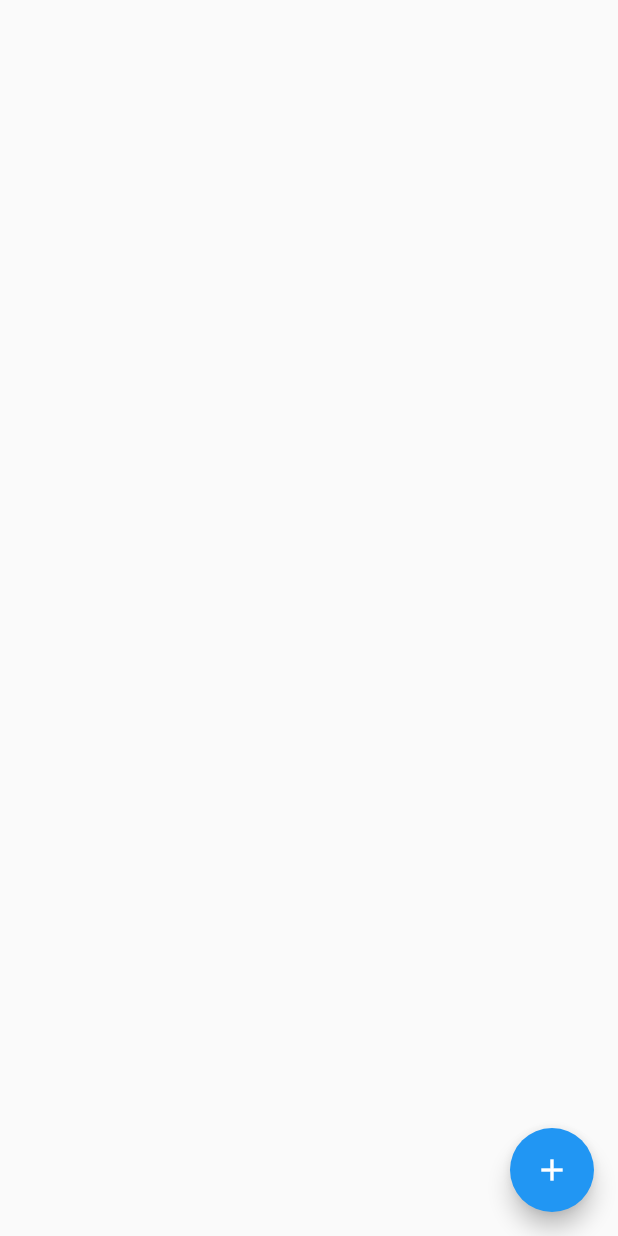
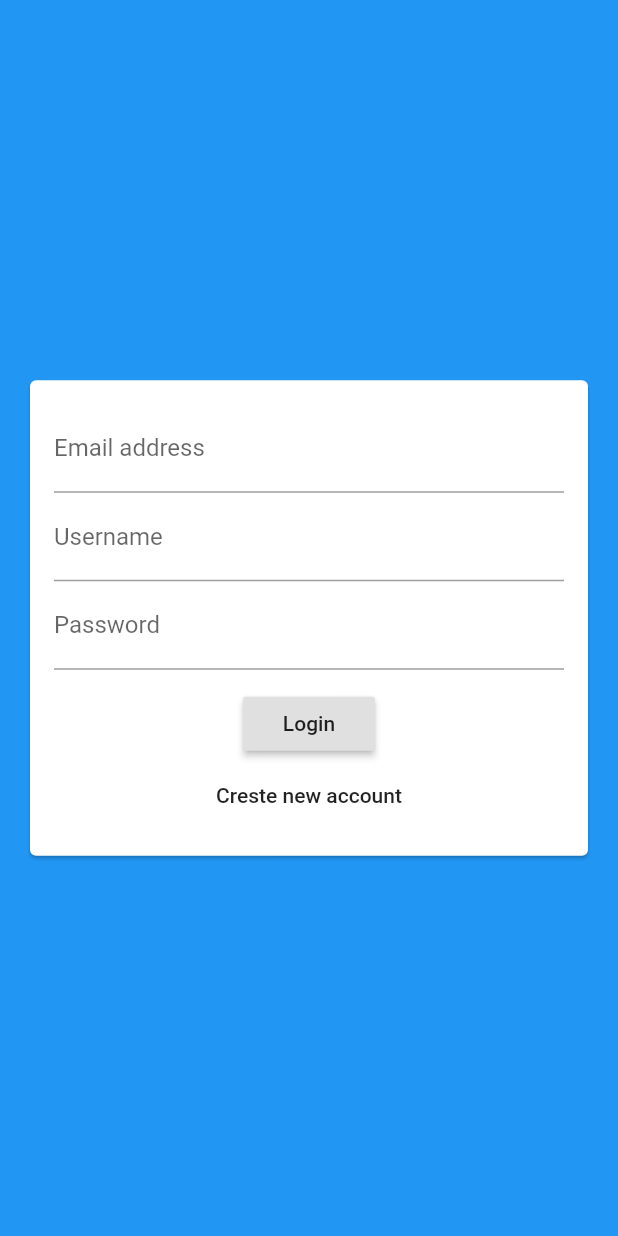
Before and after one commit to MohamedAlyLoutfy/Chat_app, a Flutter app: the screen it shows after launch, on a phone screen of 412 x 824 dp. Run offline on Flutter 3.47's test engine with Material 2 defaults, Android fonts, the phone set to English and light mode, and no system bars; our stand-ins replace cloud_firestore, firebase_core; accounts and stored records are empty.

Commit message:
a basic authentication screen

```diff
--- a/lib/main.dart
+++ b/lib/main.dart
@@ -1,4 +1,5 @@
 import 'package:flutter/material.dart';
+import 'package:flutter_complete_guide/screens/auth_screen.dart';
 import 'package:flutter_complete_guide/screens/chat_screen.dart';
 import 'package:firebase_core/firebase_core.dart';
 
@@ -18,7 +19,7 @@ class MyApp extends StatelessWidget {
 
         primarySwatch: Colors.blue,
       ),
-      home: ChatScreen(),
+      home: AuthScreen(),
     );
   }
 }
--- a/lib/screens/auth_screen.dart
+++ b/lib/screens/auth_screen.dart
@@ -0,0 +1,19 @@
+import 'package:flutter/material.dart';
+import 'package:flutter_complete_guide/widgets/auth_form.dart';
+class AuthScreen  extends StatefulWidget {
+
+
+  @override
+  _AuthScreenState createState() => _AuthScreenState();
+}
+
+class _AuthScreenState extends State<AuthScreen> {
+  @override
+  Widget build(BuildContext context) {
+    return Scaffold(
+      backgroundColor: Theme.of(context).primaryColor,
+      body: AuthForm(),
+
+    );
+  }
+}
--- /dev/null
+++ b/lib/widgets/auth_form.dart
@@ -0,0 +1,53 @@
+import 'package:flutter/material.dart';
+class AuthForm  extends StatefulWidget {
+
+
+  @override
+  _AuthFormState createState() => _AuthFormState();
+}
+
+class _AuthFormState extends State<AuthForm> {
+  @override
+  Widget build(BuildContext context) {
+    return Center(
+        child:Card(
+          margin: EdgeInsets.all(20),
+          child: SingleChildScrollView(
+            child:Padding(
+              padding: EdgeInsets.all(16),
+              child: Form(
+                child: Column(
+                  mainAxisSize: MainAxisSize.min,
+                  children: <Widget>[
+                    TextFormField(
+                      keyboardType: TextInputType.emailAddress,
+                      decoration: InputDecoration(
+                        labelText:'Email address'
+                         ),
+                    ),
+                    TextFormField(
+                      decoration: InputDecoration(labelText: 'Username'),
+                    ),
+                    TextFormField(
+                      decoration: InputDecoration(labelText: 'Password'),
+                      obscureText: true,
+                    ),
+                    SizedBox(height: 12,),
+                    RaisedButton(child: Text('Login'),
+                    onPressed: (){},
+                    ),
+                    FlatButton(
+                      onPressed: (){},
+                       child: Text('Creste new account'))
+
+
+                  ],),
+              ),
+              )
+              ,)
+         ,),
+         )
+
+    ;
+  }
+}
```
